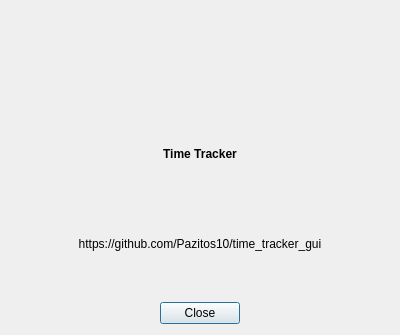
This is widgets/ui/dialog_about.ui in Pazitos10/time-tracker as Qt 5 draws it before an edit. The edited form follows.
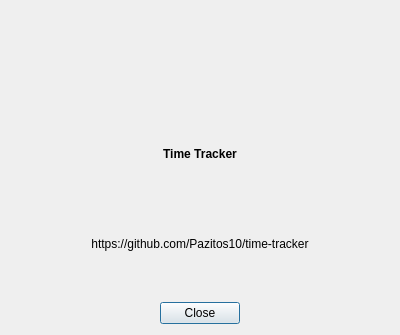
This is the edited form. Icons and pictures are not drawn.

Commit message: updated repo name in about dialog

The edit to the form file:
```diff
--- a/widgets/ui/dialog_about.ui
+++ b/widgets/ui/dialog_about.ui
@@ -80,7 +80,7 @@
       </sizepolicy>
      </property>
      <property name="text">
-      <string>https://github.com/Pazitos10/time_tracker_gui</string>
+      <string>https://github.com/Pazitos10/time-tracker</string>
      </property>
      <property name="textFormat">
       <enum>Qt::AutoText</enum>
```
The commit also changes 1 other file.
